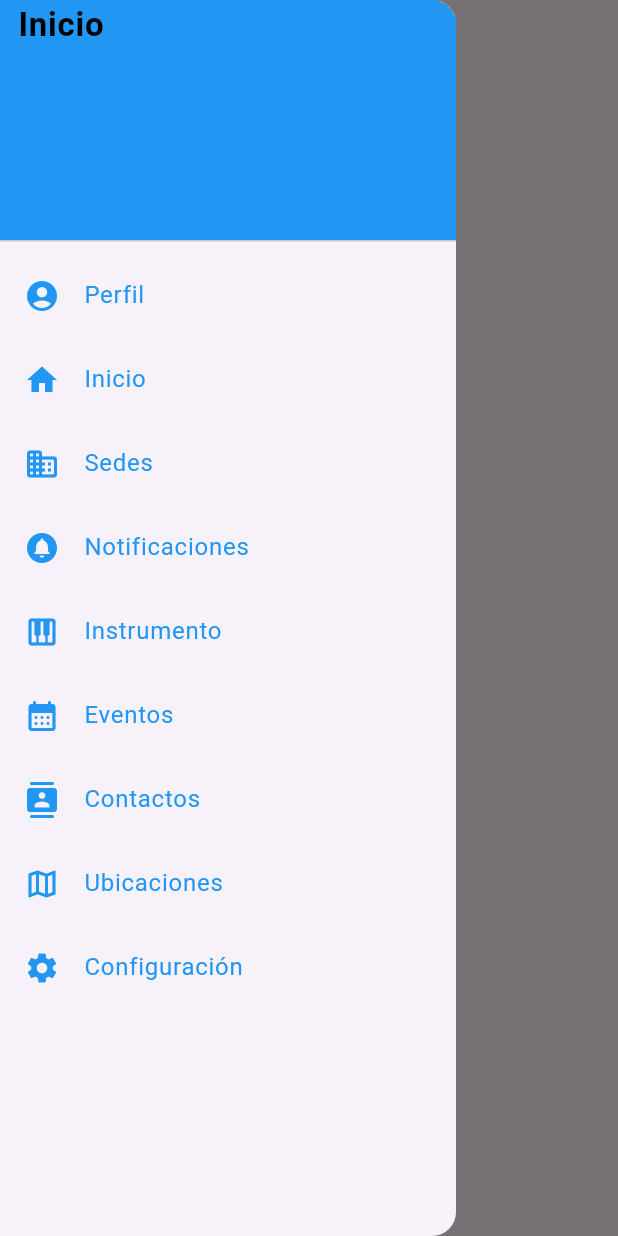
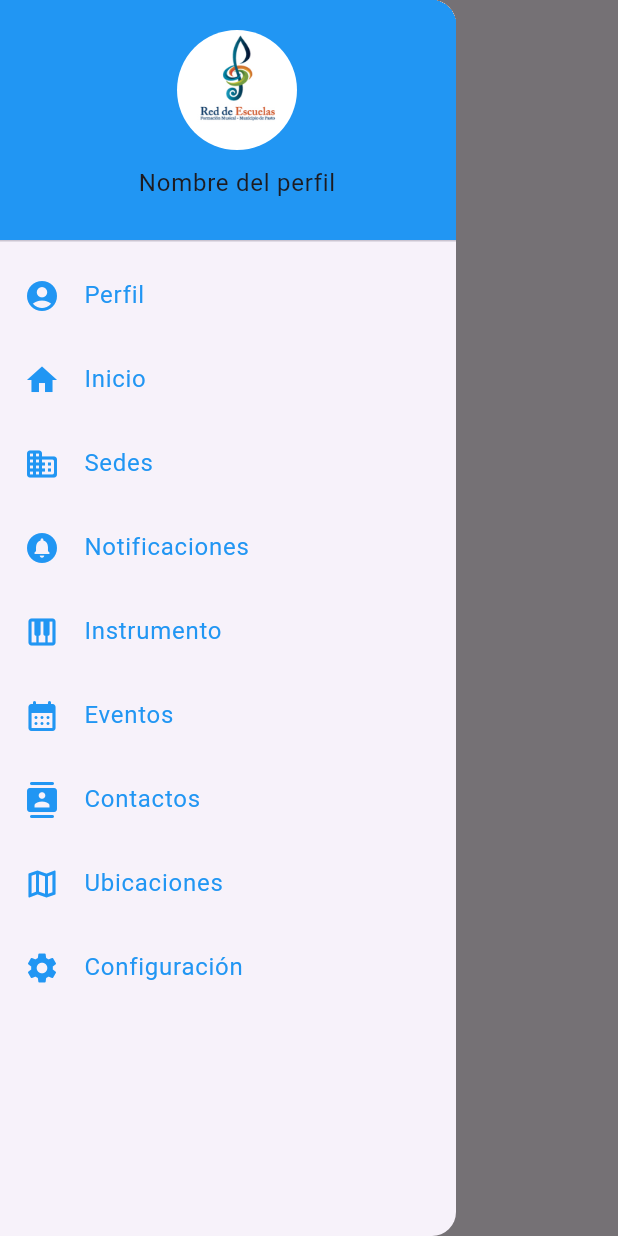
Before and after one commit to CarlosBurgos1609/REFMP, a Flutter app: the HomePage screen opened directly, with the side drawer open, on a phone screen of 412 x 824 dp. Run offline on Flutter 3.47's test engine with Material 3 defaults, Android fonts, the phone set to English and light mode, and no system bars; our stand-ins replace firebase_core; accounts and stored records are empty.

Commit message:
Update menu

```diff
--- a/lib/interfaces/home.dart
+++ b/lib/interfaces/home.dart
@@ -13,7 +13,7 @@ class _HomePageState extends State<HomePage> {
   int _selectedIndex = 0;
 
   static const TextStyle optionStyle =
-      TextStyle(fontSize: 30, fontWeight: FontWeight.bold);
+      TextStyle(fontSize: 30, color: Colors.blue, fontWeight: FontWeight.bold);
   static const List<Widget> _widgetOptions = <Widget>[
     Text(
       'Home',
@@ -92,19 +92,32 @@ class _HomePageState extends State<HomePage> {
         child: ListView(
           padding: EdgeInsets.zero,
           children: [
-            const DrawerHeader(
-                padding: EdgeInsets.fromLTRB(12, 0, 0, 12),
-                decoration: BoxDecoration(
-                  color: Colors.blue,
-                ),
-                child: Text(
-                  "Inicio",
-                  style: TextStyle(
-                    fontSize: 22,
-                    color: Colors.black,
-                    fontWeight: FontWeight.bold,
+            DrawerHeader(
+              padding: const EdgeInsets.fromLTRB(12, 0, 0, 12),
+              decoration: const BoxDecoration(
+                color: Colors.blue,
+              ),
+              child: Column(
+                children: [
+                  Container(
+                    height: 80,
+                    width: 80,
+                    margin: const EdgeInsets.fromLTRB(0, 20, 0, 10),
+                    child: ClipOval(
+                      child: Image.asset(
+                        'assets/images/refmmp.png',
+                        width: MediaQuery.of(context).size.width * 0.5,
+                        height: MediaQuery.of(context).size.width * 0.5,
+                        fit: BoxFit.cover,
+                      ),
+                    ),
                   ),
-                )),
+                  Container(
+                    child: Text("Nombre del perfil"),
+                  )
+                ],
+              ),
+            ),
             ListTile(
               leading: const Icon(
                 Icons.account_circle_rounded,
```
